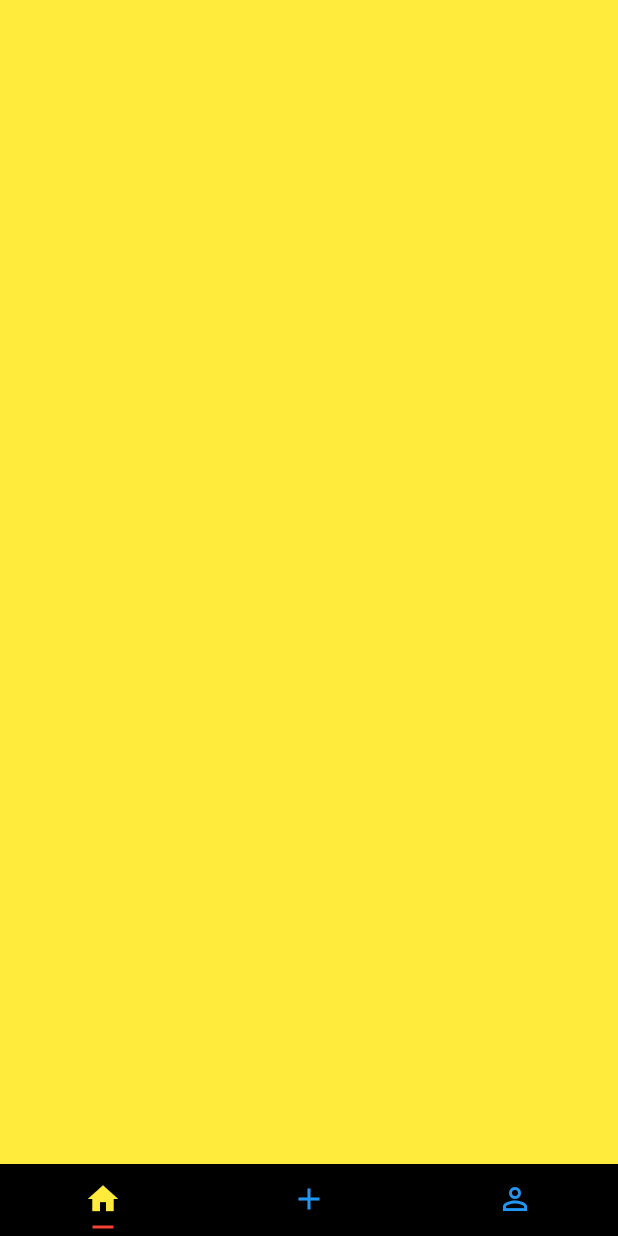
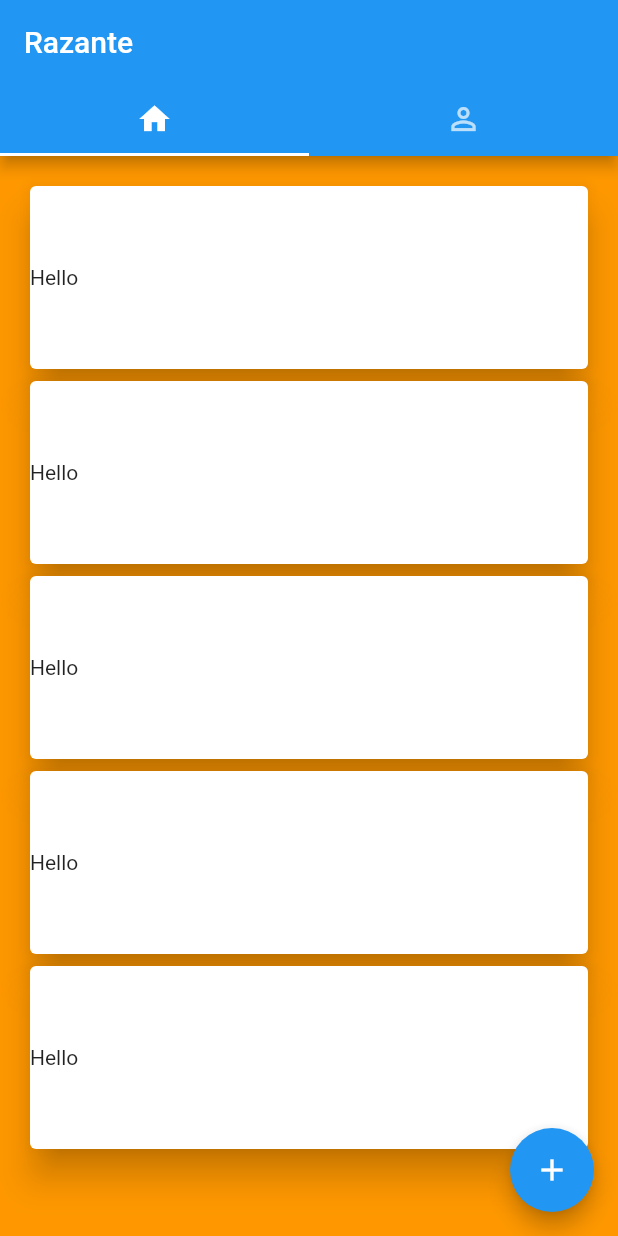
Before and after one commit to FelipeQueFez/razante, a Flutter app: the screen it shows after launch, on a phone screen of 412 x 824 dp. Run offline on Flutter 3.47's test engine with Material 2 defaults, Android fonts, the phone set to English and light mode, and no system bars.

Commit message:
refactor view

```diff
--- a/lib/main.dart
+++ b/lib/main.dart
@@ -7,11 +7,11 @@ class MyApp extends StatelessWidget {
   @override
   Widget build(BuildContext context) {
     return MaterialApp(
-      title: 'Flutter Demo',
+      debugShowCheckedModeBanner: false,
       theme: ThemeData(
         primarySwatch: Colors.blue,
       ),
-      home: TabLayoutDemo(),
+      home: Home()
     );
   }
 }
--- a/lib/views/home/home.dart
+++ b/lib/views/home/home.dart
@@ -1,43 +1,36 @@
 import 'package:flutter/material.dart';
+import 'package:razante/views/home/list_items.dart';
 
-class TabLayoutDemo extends StatelessWidget {
+class Home extends StatelessWidget {
   @override
   Widget build(BuildContext context) {
     return DefaultTabController(
-      length: 3,
-      child: new Scaffold(
+      length: 2,
+      child: Scaffold(
+        appBar: AppBar(
+          bottom: TabBar(
+            tabs: [
+              Tab(icon: Icon(Icons.home)),
+              Tab(icon: Icon(Icons.perm_identity)),
+            ],
+          ),
+          title: Text('Razante'),
+        ),
         body: TabBarView(
           children: [
-            new Container(
-              color: Colors.yellow,
+            Container(
+              color: Colors.orange,
+              child: ListItems(),
             ),
-            new Container(
-              color: Colors.orange,
-            ),
-            new Container(
-              color: Colors.lightGreen,
-            ),
+            Icon(Icons.directions_bike),
           ],
         ),
-        bottomNavigationBar: new TabBar(
-          tabs: [
-            Tab(
-              icon: new Icon(Icons.home),
-            ),
-            Tab(
-              icon: new Icon(Icons.add),
-            ),
-            Tab(
-              icon: new Icon(Icons.perm_identity),
-            ),
-          ],
-          labelColor: Colors.yellow,
-          unselectedLabelColor: Colors.blue,
-          indicatorSize: TabBarIndicatorSize.label,
-          indicatorPadding: EdgeInsets.all(5.0),
-          indicatorColor: Colors.red,
+        floatingActionButton: FloatingActionButton(
+          onPressed: () {
+
+          },
+          child: Icon(Icons.add),
         ),
-        backgroundColor: Colors.black,
       ),
     );
   }
--- /dev/null
+++ b/lib/views/home/item.dart
@@ -0,0 +1,16 @@
+import 'package:flutter/material.dart';
+
+class Item extends StatelessWidget {
+  @override
+  Widget build(BuildContext context) {
+    return Container(
+      height: 130,
+      child: Card(
+        elevation: 10,
+        child: Row(
+          children: <Widget>[Text('Hello')],
+        ),
+      ),
+    );
+  }
+}
--- /dev/null
+++ b/lib/views/home/list_items.dart
@@ -0,0 +1,15 @@
+import 'package:flutter/material.dart';
+import 'package:razante/views/home/item.dart';
+
+class ListItems extends StatelessWidget {
+  @override
+  Widget build(BuildContext context) {
+    return ListView.builder(
+      padding: const EdgeInsets.all(16),
+      itemCount: 5,
+      itemBuilder: (context, i) {
+        return Item();
+      },
+    );
+  }
+}
```
